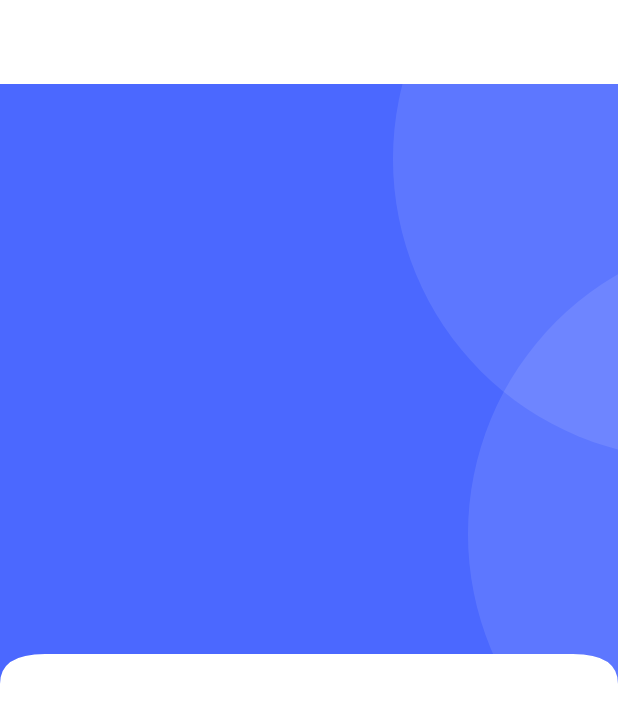
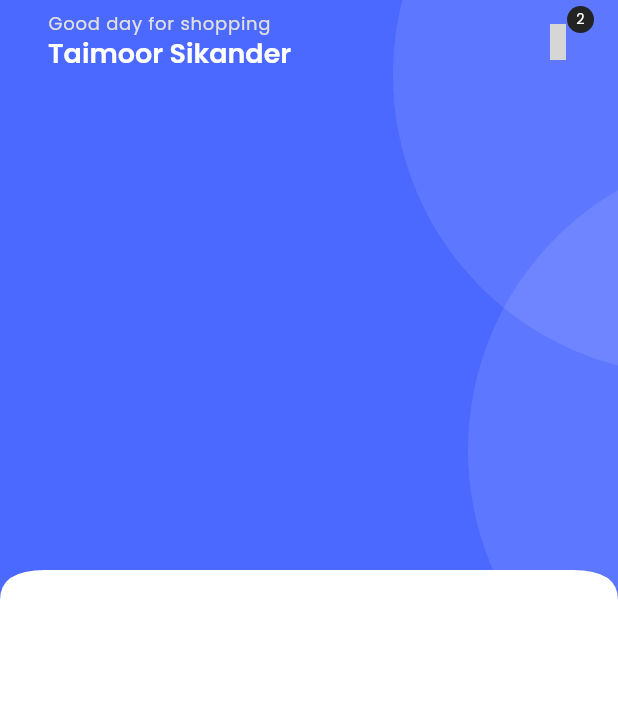
Before and after one commit to nitish12rm/sportedup, a Flutter app: the HomeScreen screen opened directly, on a phone screen of 412 x 824 dp. Shown: the top 722 px of the screen. Run offline on Flutter 3.47's test engine with Material 3 defaults, Android fonts, the phone set to English and light mode, and no system bars; our stand-ins replace get, get_storage, iconsax, logger, smooth_page_indicator; missing offline and left inert: dart:ffi; accounts and stored records are empty; project files that could hold a hidden picture were left out; grey boxes are pictures that could not be loaded.

Commit message:
added custom appbar

```diff
--- a/lib/common/widgets/appbar/appbar.dart
+++ b/lib/common/widgets/appbar/appbar.dart
@@ -0,0 +1,41 @@
+import 'package:flutter/material.dart';
+import 'package:get/get.dart';
+import 'package:iconsax/iconsax.dart';
+import 'package:sportedup/utils/constants/sizes.dart';
+import 'package:sportedup/utils/device/device_utility.dart';
+
+class TAppBar extends StatelessWidget implements PreferredSizeWidget {
+  const TAppBar(
+      {super.key,
+      this.title,
+      this.showBackArrow = false,
+      this.leadingIcon,
+      this.actions,
+       this.leadingOnPressed});
+
+  final Widget? title;
+  final bool showBackArrow;
+  final IconData? leadingIcon;
+  final List<Widget>? actions;
+  final VoidCallback? leadingOnPressed;
+
+  @override
+  Widget build(BuildContext context) {
+    return Padding(
+      padding: EdgeInsets.symmetric(horizontal: TSizes.md),
+      child: AppBar(
+        automaticallyImplyLeading: false,
+        leading: showBackArrow
+            ? IconButton(
+                onPressed: () => Get.back(), icon: Icon(Iconsax.arrow_left))
+            : leadingIcon!=null? IconButton(onPressed: leadingOnPressed, icon: Icon(leadingIcon)) : null,
+        title: title,
+        actions: actions,
+      ),
+    );
+  }
+
+  @override
+  // TODO: implement preferredSize
+  Size get preferredSize => Size.fromHeight(TDeviceUtils.getAppBarHeight());
+}
--- /dev/null
+++ b/lib/common/widgets/products/cart/cart_menu_icon.dart
@@ -0,0 +1,26 @@
+import 'package:flutter/material.dart';
+import 'package:iconsax/iconsax.dart';
+
+import '../../../../utils/constants/colors.dart';
+class TCartCounterIcon extends StatelessWidget {
+  const TCartCounterIcon({
+    super.key, required this.iconColor, required this.onPressed,
+  });
+  final Color iconColor;
+  final VoidCallback onPressed;
+  @override
+  Widget build(BuildContext context) {
+    return Stack(
+      children: [
+        IconButton(
+          onPressed: () {},
+          icon: Icon(
+            Iconsax.shopping_bag,
+            color: iconColor,
+          ),
+        ),
+        Positioned(right:0,child: Container(width: 18,height: 18,decoration: BoxDecoration(color: TColors.black,borderRadius: BorderRadius.circular(100)),child: Center(child: Text('2',style: Theme.of(context).textTheme.labelLarge!.apply(color: TColors.white,fontSizeFactor: 0.8),),),))
+      ],
+    );
+  }
+}
--- a/lib/features/shop/screen/home/home.dart
+++ b/lib/features/shop/screen/home/home.dart
@@ -1,11 +1,18 @@
 import 'package:flutter/cupertino.dart';
 import 'package:flutter/material.dart';
+import 'package:flutter/widgets.dart';
+import 'package:iconsax/iconsax.dart';
+import 'package:sportedup/common/widgets/appbar/appbar.dart';
 import 'package:sportedup/common/widgets/custom_shape/curved_edges/curved_edges.dart';
+import 'package:sportedup/features/shop/screen/home/widgets/home_app_bar.dart';
 import 'package:sportedup/utils/constants/colors.dart';
+import 'package:sportedup/utils/constants/text_strings.dart';
 
 import '../../../../common/widgets/custom_shape/container/circular_container.dart';
 import '../../../../common/widgets/custom_shape/container/primary_header_container.dart';
 import '../../../../common/widgets/custom_shape/curved_edges/curved_edges_widget.dart';
+import '../../../../common/widgets/products/cart/cart_menu_icon.dart';
+
 class HomeScreen extends StatelessWidget {
   const HomeScreen({super.key});
 
@@ -14,11 +21,21 @@ class HomeScreen extends StatelessWidget {
     return Scaffold(
       ///So the thing is, we have to add a custom app for that that may include Apple with some padding or a bar, with some curved edges or Apple with some images and what not, but to do that, we'll have to wrap it with a container right,
       ///But in the above method of the scaffold, we can't really add any container or any padding or any type of state for those Status widgets are you can contact the app for so to do that will have to make an custom app for that will be extending with the state, full budgets and implementing the preferred sized widget
-      appBar: AppBar(),
+
       body: SingleChildScrollView(
         child: Column(
           children: [
-            TPrimaryHeaderContainer(child: Container(),)
+            TPrimaryHeaderContainer(
+              child: Column(
+                children: [
+                  /// ---AppBar---
+                  THomeAppBar(),
+                  /// ---Searchbar---
+
+                  /// ---Categories---
+                ],
+              ),
+            )
           ],
         ),
       ),
--- /dev/null
+++ b/lib/features/shop/screen/home/widgets/home_app_bar.dart
@@ -0,0 +1,39 @@
+import 'package:flutter/material.dart';
+
+import '../../../../../common/widgets/appbar/appbar.dart';
+import '../../../../../common/widgets/products/cart/cart_menu_icon.dart';
+import '../../../../../utils/constants/colors.dart';
+import '../../../../../utils/constants/text_strings.dart';
+class THomeAppBar extends StatelessWidget {
+  const THomeAppBar({
+    super.key,
+  });
+
+  @override
+  Widget build(BuildContext context) {
+    return TAppBar(
+      title: Column(
+        crossAxisAlignment: CrossAxisAlignment.start,
+        children: [
+          Text(
+            TTexts.homeAppbarTitle,
+            style: Theme.of(context)
+                .textTheme
+                .labelMedium!
+                .apply(color: TColors.grey),
+          ),
+          Text(
+            TTexts.homeAppbarSubTitle,
+            style: Theme.of(context)
+                .textTheme
+                .headlineSmall!
+                .apply(color: TColors.white),
+          ),
+        ],
+      ),
+      actions: [
+        TCartCounterIcon(onPressed: (){},iconColor: TColors.white,),
+      ],
+    );
+  }
+}
```
